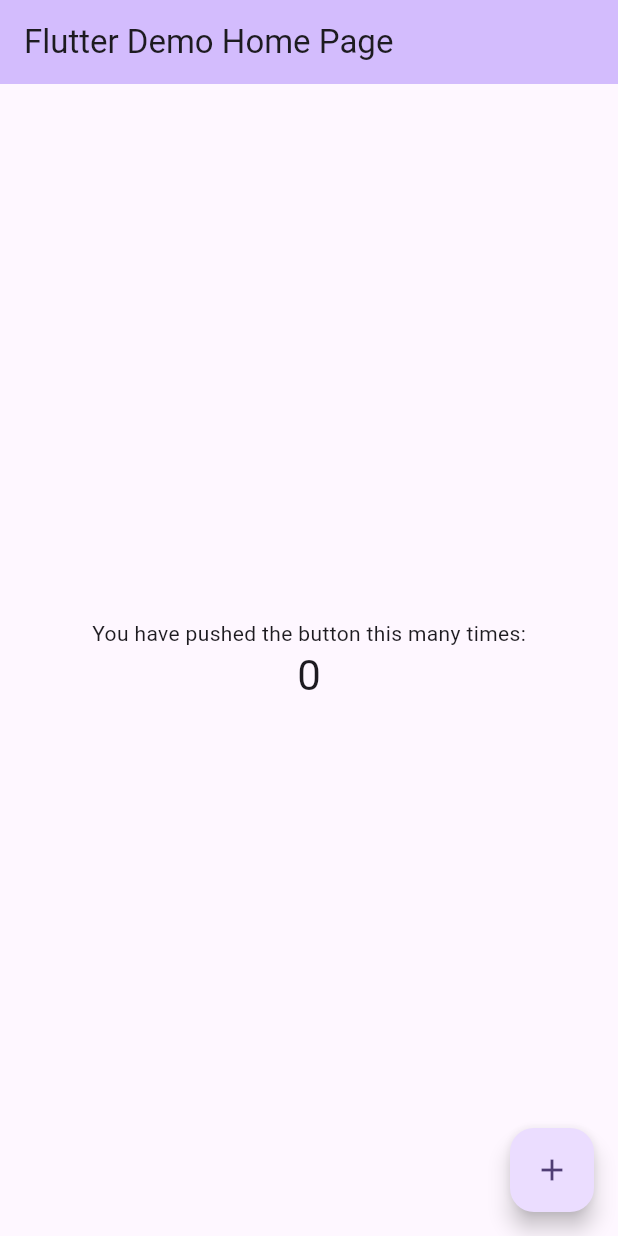
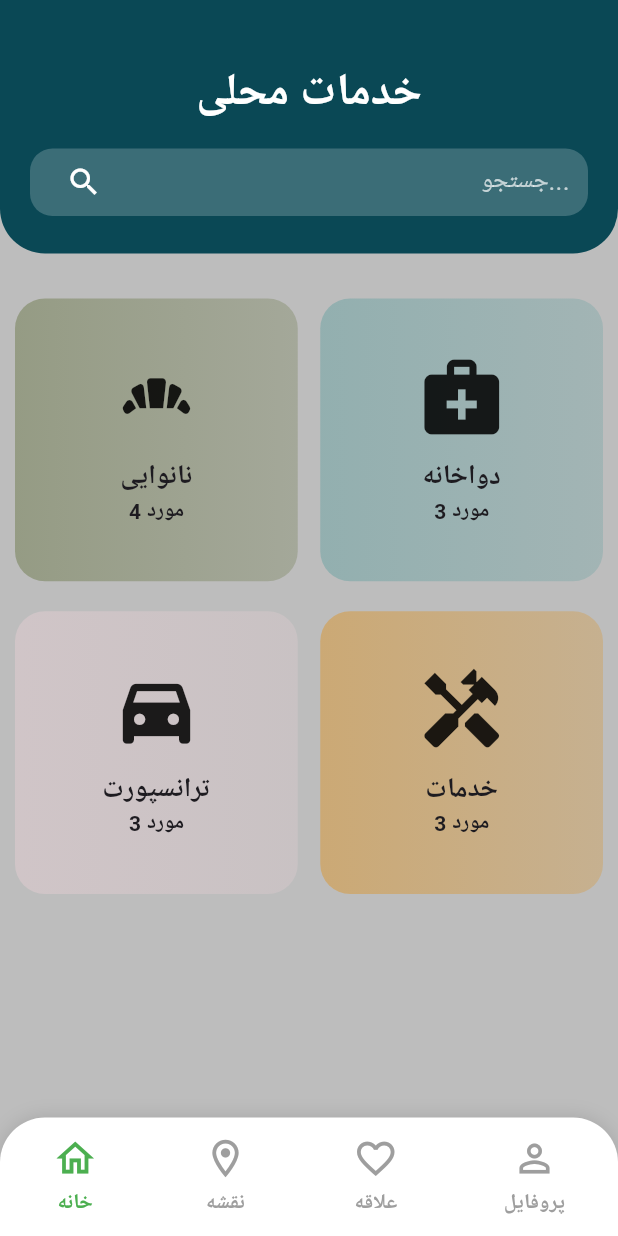
Before and after one commit to LocalService-team/-Local-Services, a Flutter app: the screen it shows after launch, on a phone screen of 412 x 824 dp. Run offline on Flutter 3.47's test engine with Material 3 defaults, Android fonts, the phone set to English and light mode, and no system bars; our stand-ins replace google_fonts; Roboto replaces fonts that are missing (Vazirmatn).

Commit message:
Added Home UI

```diff
--- a/lib/main.dart
+++ b/lib/main.dart
@@ -1,4 +1,5 @@
 import 'package:flutter/material.dart';
+import 'package:google_fonts/google_fonts.dart';
 
 void main() {
   runApp(const MyApp());
@@ -7,116 +8,294 @@ void main() {
 class MyApp extends StatelessWidget {
   const MyApp({super.key});
 
-  // This widget is the root of your application.
   @override
   Widget build(BuildContext context) {
     return MaterialApp(
-      title: 'Flutter Demo',
+      debugShowCheckedModeBanner: false,
       theme: ThemeData(
-        // This is the theme of your application.
-        //
-        // TRY THIS: Try running your application with "flutter run". You'll see
-        // the application has a purple toolbar. Then, without quitting the app,
-        // try changing the seedColor in the colorScheme below to Colors.green
-        // and then invoke "hot reload" (save your changes or press the "hot
-        // reload" button in a Flutter-supported IDE, or press "r" if you used
-        // the command line to start the app).
-        //
-        // Notice that the counter didn't reset back to zero; the application
-        // state is not lost during the reload. To reset the state, use hot
-        // restart instead.
-        //
-        // This works for code too, not just values: Most code changes can be
-        // tested with just a hot reload.
-        colorScheme: .fromSeed(seedColor: Colors.deepPurple),
+        textTheme: GoogleFonts.vazirmatnTextTheme(),
       ),
-      home: const MyHomePage(title: 'Flutter Demo Home Page'),
+      home: const HomePage(),
     );
   }
 }
 
-class MyHomePage extends StatefulWidget {
-  const MyHomePage({super.key, required this.title});
-
-  // This widget is the home page of your application. It is stateful, meaning
-  // that it has a State object (defined below) that contains fields that affect
-  // how it looks.
-
-  // This class is the configuration for the state. It holds the values (in this
-  // case the title) provided by the parent (in this case the App widget) and
-  // used by the build method of the State. Fields in a Widget subclass are
-  // always marked "final".
-
-  final String title;
+class HomePage extends StatefulWidget {
+  const HomePage({super.key});
 
   @override
-  State<MyHomePage> createState() => _MyHomePageState();
+  State<HomePage> createState() => _HomePageState();
 }
 
-class _MyHomePageState extends State<MyHomePage> {
-  int _counter = 0;
+class _HomePageState extends State<HomePage> {
+  int selectedIndex = 0;
 
-  void _incrementCounter() {
-    setState(() {
-      // This call to setState tells the Flutter framework that something has
-      // changed in this State, which causes it to rerun the build method below
-      // so that the display can reflect the updated values. If we changed
-      // _counter without calling setState(), then the build method would not be
-      // called again, and so nothing would appear to happen.
-      _counter++;
-    });
-  }
+  List<Widget> pages = [
+    const HomeScreen(),
+    const MapScreen(),
+    const FavoriteScreen(),
+    const ProfileScreen(),
+  ];
 
   @override
   Widget build(BuildContext context) {
-    // This method is rerun every time setState is called, for instance as done
-    // by the _incrementCounter method above.
-    //
-    // The Flutter framework has been optimized to make rerunning build methods
-    // fast, so that you can just rebuild anything that needs updating rather
-    // than having to individually change instances of widgets.
     return Scaffold(
-      appBar: AppBar(
-        // TRY THIS: Try changing the color here to a specific color (to
-        // Colors.amber, perhaps?) and trigger a hot reload to see the AppBar
-        // change color while the other colors stay the same.
-        backgroundColor: Theme.of(context).colorScheme.inversePrimary,
-        // Here we take the value from the MyHomePage object that was created by
-        // the App.build method, and use it to set our appbar title.
-        title: Text(widget.title),
+      backgroundColor: Colors.grey[400],
+
+
+      body: IndexedStack(
+        index: selectedIndex,
+        children: pages,
       ),
-      body: Center(
-        // Center is a layout widget. It takes a single child and positions it
-        // in the middle of the parent.
+
+      bottomNavigationBar: buildBottomNav(),
+    );
+  }
+
+  Widget buildBottomNav() {
+    return Container(
+      padding: const EdgeInsets.symmetric(vertical: 12),
+      decoration: const BoxDecoration(
+        color: Colors.white,
+        borderRadius: BorderRadius.vertical(top: Radius.circular(30)),
+        boxShadow: [
+          BoxShadow(
+            color: Colors.black12,
+            blurRadius: 10,
+          )
+        ],
+      ),
+      child: Row(
+        mainAxisAlignment: MainAxisAlignment.spaceAround,
+        children: [
+          iconItem(Icons.home_outlined, 0, "خانه"),
+          iconItem(Icons.location_on_outlined, 1, "نقشه"),
+          iconItem(Icons.favorite_border, 2, "علاقه"),
+          iconItem(Icons.person_outline, 3, "پروفایل"),
+        ],
+      ),
+    );
+  }
+
+  Widget iconItem(IconData icon, int index, String title) {
+    return GestureDetector(
+      onTap: () {
+        setState(() {
+          selectedIndex = index;
+        });
+      },
+      child: Column(
+        mainAxisSize: MainAxisSize.min,
+        children: [
+          Icon(
+            icon,
+            size: 30,
+            color: selectedIndex == index ? Colors.green : Colors.grey,
+          ),
+          const SizedBox(height: 5),
+          Text(
+            title,
+            style: GoogleFonts.vazirmatn(
+              fontSize: 14,
+              fontWeight: FontWeight.bold,
+              color: selectedIndex == index ? Colors.green : Colors.grey,
+            ),
+          ),
+        ],
+      ),
+    );
+  }
+}
+
+class HomeScreen extends StatelessWidget {
+  const HomeScreen({super.key});
+
+
+  final List<String> bakeries = const [
+    "نانوایی دهکده نان",
+    "نانوایی شهر نو",
+    "نانوایی کابل",
+    "نانوایی امید",
+  ];
+
+  final List<String> pharmacies = const [
+    "دواخانه شفا",
+    "دواخانه مرکزی",
+    "دواخانه صحت",
+  ];
+
+  final List<String> transports = const [
+    "تاکسی کابل",
+    "ترانسپورت سریع",
+    "بس شهری",
+  ];
+
+  final List<String> services = const [
+    "تعمیرکار برق",
+    "میکانیک",
+    "لوله‌کش",
+  ];
+
+  @override
+  Widget build(BuildContext context) {
+    return Column(
+      children: [
+        Container(
+          padding: const EdgeInsets.fromLTRB(20, 40, 20, 25),
+          decoration: const BoxDecoration(
+            color: Color(0xFF0A4855),
+            borderRadius: BorderRadius.only(
+              bottomLeft: Radius.circular(30),
+              bottomRight: Radius.circular(30),
+            ),
+          ),
+          child: Column(
+            children: [
+              Text(
+                "خدمات محلی",
+                style: GoogleFonts.vazirmatn(
+                  color: Colors.white,
+                  fontSize: 30,
+                  fontWeight: FontWeight.bold,
+                ),
+              ),
+              const SizedBox(height: 15),
+              Container(
+                height: 45,
+                padding: const EdgeInsets.symmetric(horizontal: 12),
+                decoration: BoxDecoration(
+                  color: Colors.white.withOpacity(0.2),
+                  borderRadius: BorderRadius.circular(15),
+                ),
+                child: const TextField(
+                  textAlign: TextAlign.right,
+                  decoration: InputDecoration(
+                    hintText: "جستجو...",
+                    hintStyle: TextStyle(color: Colors.white70),
+                    border: InputBorder.none,
+                    prefixIcon: Icon(Icons.search, color: Colors.white),
+                  ),
+                ),
+              ),
+            ],
+          ),
+        ),
+
+        const SizedBox(height: 20),
+
+        Expanded(
+          child: GridView.count(
+            crossAxisCount: 2,
+            padding: const EdgeInsets.all(10),
+            crossAxisSpacing: 15,
+            mainAxisSpacing: 20,
+            children: [
+
+              serviceBox(context, "نانوایی", bakeries, Icons.bakery_dining,
+                  const Color(0xFF8B9376)),
+              serviceBox(context, "دواخانه", pharmacies, Icons.medical_services,
+                  const Color(0xFF88ACAC)),
+              serviceBox(
+                  context, "ترانسپورت", transports, Icons.directions_car_filled,
+                  const Color(0xFFD5C7CA)),
+              serviceBox(context, "خدمات", services, Icons.handyman,
+                  const Color(0xFFCFA463)),
+            ],
+          ),
+        ),
+      ],
+    );
+  }
+  Widget serviceBox(BuildContext context, String title, List<String> list, IconData icon, Color color) {
+    return GestureDetector(
+      onTap: () {
+        Navigator.push(
+          context,
+          MaterialPageRoute(
+            builder: (_) => ListPage(title: title, items: list),
+          ),
+        );
+      },
+      child: Container(
+        decoration: BoxDecoration(
+          gradient: LinearGradient(
+            colors: [
+              color.withOpacity(0.8),
+              color.withOpacity(0.5),
+            ],
+          ),
+          borderRadius: BorderRadius.circular(20),
+        ),
         child: Column(
-          // Column is also a layout widget. It takes a list of children and
-          // arranges them vertically. By default, it sizes itself to fit its
-          // children horizontally, and tries to be as tall as its parent.
-          //
-          // Column has various properties to control how it sizes itself and
-          // how it positions its children. Here we use mainAxisAlignment to
-          // center the children vertically; the main axis here is the vertical
-          // axis because Columns are vertical (the cross axis would be
-          // horizontal).
-          //
-          // TRY THIS: Invoke "debug painting" (choose the "Toggle Debug Paint"
-          // action in the IDE, or press "p" in the console), to see the
-          // wireframe for each widget.
-          mainAxisAlignment: .center,
+          mainAxisAlignment: MainAxisAlignment.center,
           children: [
-            const Text('You have pushed the button this many times:'),
+            Icon(icon, size: 60),
+            const SizedBox(height: 10),
             Text(
-              '$_counter',
-              style: Theme.of(context).textTheme.headlineMedium,
+              title,
+              style: GoogleFonts.vazirmatn(
+                fontWeight: FontWeight.bold,
+                fontSize: 18,
+              ),
+            ),
+            Text(
+              "${list.length} مورد",
+              style: GoogleFonts.vazirmatn(
+                fontWeight: FontWeight.bold,
+              ),
             ),
           ],
         ),
       ),
-      floatingActionButton: FloatingActionButton(
-        onPressed: _incrementCounter,
-        tooltip: 'Increment',
-        child: const Icon(Icons.add),
+    );
+  }
+}
+class ListPage extends StatelessWidget {
+  final String title;
+  final List<String> items;
+
+  const ListPage({super.key, required this.title, required this.items});
+
+  @override
+  Widget build(BuildContext context) {
+    return Scaffold(
+      appBar: AppBar(title: Text(title)),
+      body: ListView.builder(
+        itemCount: items.length,
+        itemBuilder: (context, index) {
+          return ListTile(
+            leading: const Icon(Icons.store),
+            title: Text(items[index]),
+          );
+        },
       ),
     );
   }
 }
+
+class MapScreen extends StatelessWidget {
+  const MapScreen({super.key});
+
+  @override
+  Widget build(BuildContext context) {
+    return const Center(child: Text("نقشه 📍"));
+  }
+}
+
+class FavoriteScreen extends StatelessWidget {
+  const FavoriteScreen({super.key});
+
+  @override
+  Widget build(BuildContext context) {
+    return const Center(child: Text("علاقه‌مندی ❤️"));
+  }
+}
+
+class ProfileScreen extends StatelessWidget {
+  const ProfileScreen({super.key});
+
+  @override
+  Widget build(BuildContext context) {
+    return const Center(child: Text("پروفایل 👤"));
+  }
+}
```
Also changed, not shown: pubspec.yaml (+6 -6 lines), assets/fonts/Vazir.ttf (added), assets/icons/bread.svg (added), assets/icons/car.svg (added), assets/icons/pharmacy.svg (added), assets/icons/tools.svg (added), pubspec.lock, 6 other files.
